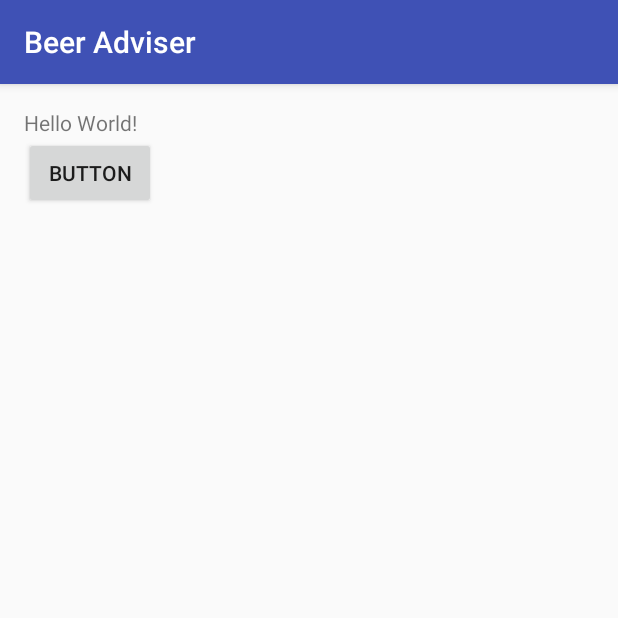
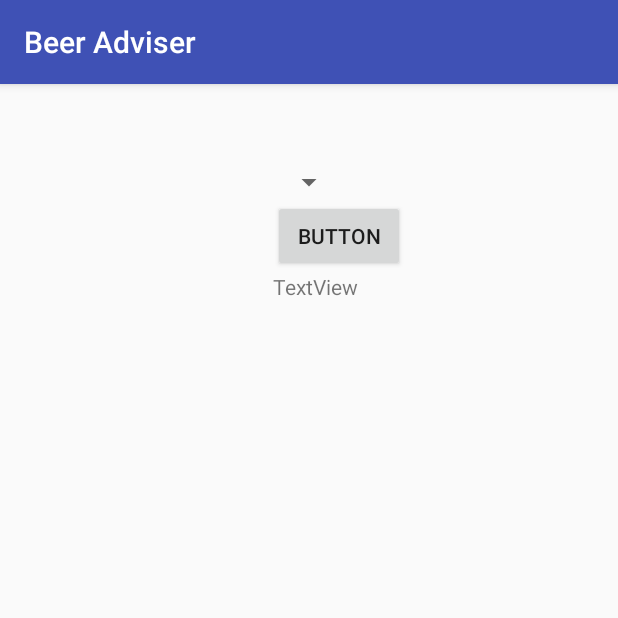
Before and after one commit to YRadov/First-Android-App, an Android app: the screen it shows after launch (MainActivity), on a phone screen of 412 x 824 dp, the top half of it. Run offline under Robolectric (Android 15) with nearby library versions, the phone set to English and light mode, and no system bars.

Commit message:
add some elements

```diff
--- a/app/src/main/res/layout/activity_main.xml
+++ b/app/src/main/res/layout/activity_main.xml
@@ -10,18 +10,27 @@
     android:paddingTop="@dimen/activity_vertical_margin"
     tools:context="com.yuriy.radov.beeradviser.MainActivity">
 
-    <TextView
+    <Spinner
         android:layout_width="wrap_content"
         android:layout_height="wrap_content"
-        android:text="Hello World!"
-        android:id="@+id/textView" />
+        android:layout_alignParentTop="true"
+        android:layout_centerHorizontal="true"
+        android:id="@+id/color"
+        android:layout_marginTop="37dp" />
 
     <Button
         android:text="Button"
         android:layout_width="wrap_content"
         android:layout_height="wrap_content"
-        android:layout_below="@+id/textView"
-        android:layout_alignParentLeft="true"
-        android:layout_alignParentStart="true"
-        android:id="@+id/button" />
+        android:layout_alignLeft="@+id/color"
+        android:layout_below="@+id/color"
+        android:id="@+id/find_beer" />
+
+    <TextView
+        android:text="TextView"
+        android:layout_width="wrap_content"
+        android:layout_height="wrap_content"
+        android:layout_alignLeft="@+id/find_beer"
+        android:layout_below="@+id/find_beer"
+        android:id="@+id/brands" />
 </RelativeLayout>
```
